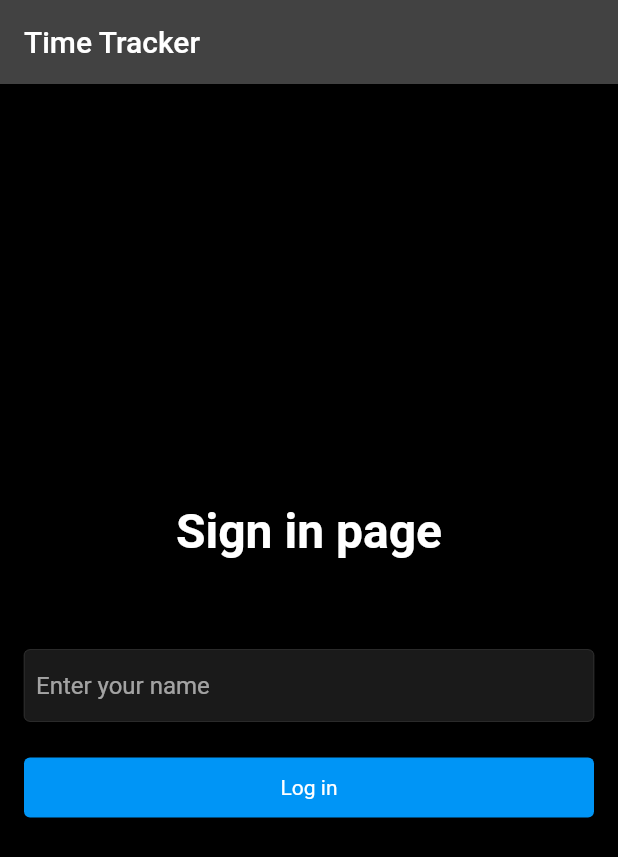
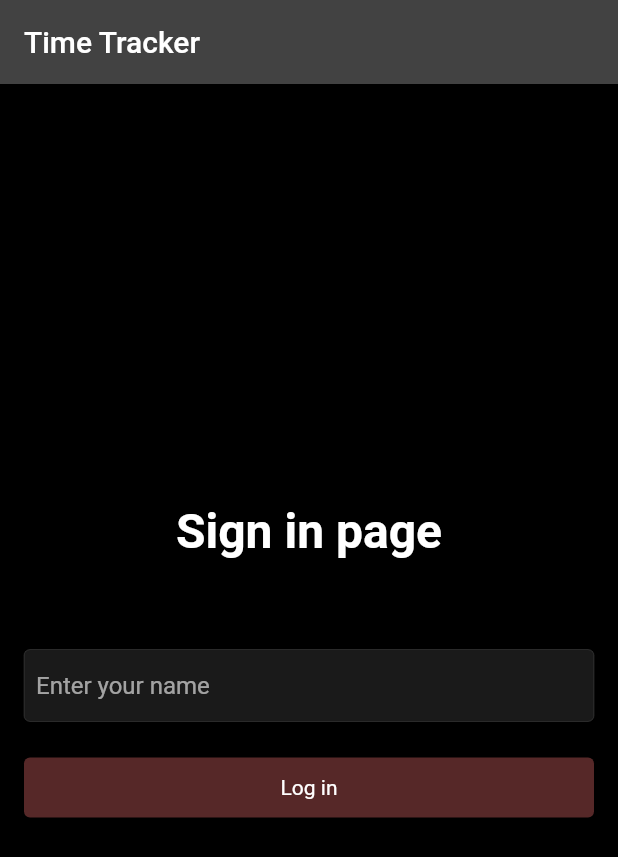
Before and after one commit to ahmadjz/flutter-steps-tracker, a Flutter app: the screen it shows after launch, on a phone screen of 412 x 824 dp. Shown: the top 857 px of the screen. Run offline on Flutter 3.47's test engine with Material 2 defaults, Android fonts, the phone set to English and light mode, and no system bars; our stand-ins replace cloud_firestore, firebase_auth, firebase_core, loading_indicator, permission_handler; accounts and stored records are empty.

Commit message:
update Sign in page

```diff
--- a/lib/app/login_page/sign_in_page.dart
+++ b/lib/app/login_page/sign_in_page.dart
@@ -4,6 +4,7 @@ import 'package:flutter_steps_tracker/app/login_page/sign_in_manager.dart';
 import 'package:flutter_steps_tracker/services/auth.dart';
 import 'package:flutter_steps_tracker/utils/colors.dart';
 import 'package:flutter_steps_tracker/utils/show_snack_bar.dart';
+import 'package:flutter_steps_tracker/widgets/loading_screen.dart';
 import 'package:flutter_steps_tracker/widgets/text_field_input.dart';
 import 'package:provider/provider.dart';
 
@@ -59,9 +60,7 @@ class _SignInPageState extends State<SignInPage> {
 
   Widget _buildHeader() {
     if (widget.isLoading) {
-      return const Center(
-        child: CircularProgressIndicator(),
-      );
+      return const LoadingScreen();
     } else {
       return const Text(
         'Sign in page',
@@ -92,6 +91,7 @@ class _SignInPageState extends State<SignInPage> {
             hintText: 'Enter your name',
             textInputType: TextInputType.text,
             textEditingController: _nameController,
+            isEnabled: widget.isLoading ? false : true,
           ),
           const SizedBox(
             height: 24,
@@ -106,7 +106,7 @@ class _SignInPageState extends State<SignInPage> {
                 shape: const RoundedRectangleBorder(
                   borderRadius: BorderRadius.all(Radius.circular(4)),
                 ),
-                color: widget.isLoading ? secondaryColor : blueColor,
+                color: widget.isLoading ? secondaryColor : cardBackground,
               ),
               child: const Text(
                 'Log in',
```
